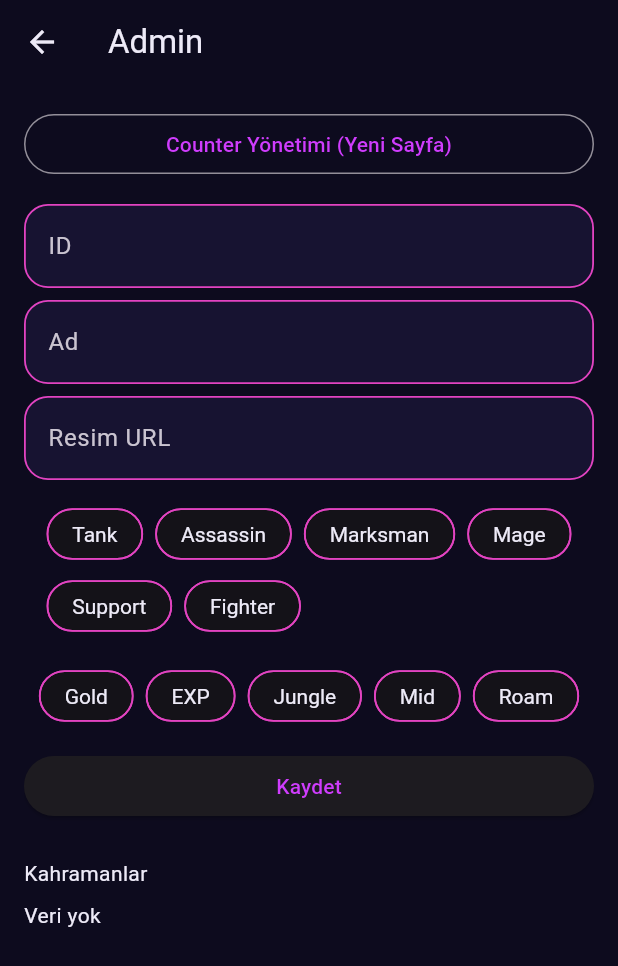
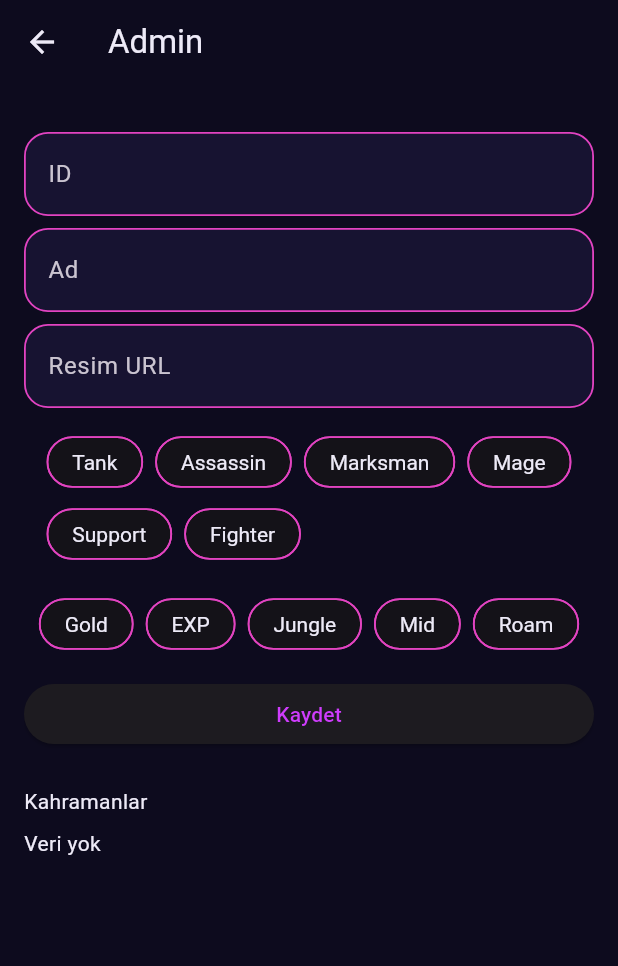
Before and after one commit to murano61/bbml_draft, a Flutter app: the AdminScreen screen opened directly, on a phone screen of 412 x 824 dp. Shown: the top 966 px of the screen. Run offline on Flutter 3.47's test engine with Material 3 defaults, Android fonts, the light colour scheme and no system bars; our stand-ins replace cached_network_image, cloud_firestore, easy_localization, firebase_core, google_fonts, google_generative_ai and 3 more; missing offline and left inert: onesignal_flutter; accounts and stored records are empty.

Commit message:
Resolve diagnostics: remove unused kReleaseMode import; hide missing admin counters route button

```diff
--- a/lib/main.dart
+++ b/lib/main.dart
@@ -20,7 +20,7 @@ import 'firebase_options.dart';
 import 'services/hero_repository.dart';
 import 'dart:ui' as ui;
 import 'dart:async';
-import 'package:flutter/foundation.dart' show kIsWeb, kReleaseMode, defaultTargetPlatform, TargetPlatform;
+import 'package:flutter/foundation.dart' show kIsWeb, defaultTargetPlatform, TargetPlatform;
 import 'package:google_mobile_ads/google_mobile_ads.dart';
 
 
--- a/lib/screens/admin/admin_screen.dart
+++ b/lib/screens/admin/admin_screen.dart
@@ -103,13 +103,7 @@ class _AdminScreenState extends State<AdminScreen> {
           child: Column(
             crossAxisAlignment: CrossAxisAlignment.start,
             children: [
-              SizedBox(
-                width: double.infinity,
-                child: OutlinedButton(
-                  onPressed: () => Navigator.of(context).pushNamed(K.routeAdminCounters),
-                  child: const Text('Counter Yönetimi (Yeni Sayfa)'),
-                ),
-              ),
+              // Counter yönetimi sayfası bu sürümde yok; butonu gizledik
               const SizedBox(height: 16),
               Form(
                 key: _formKey,
```
